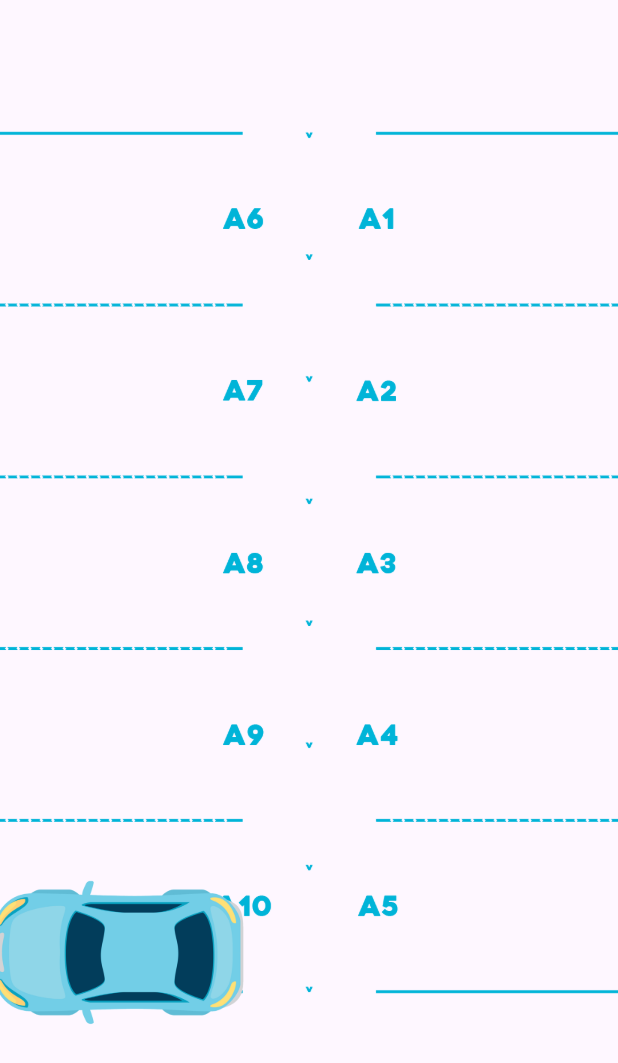
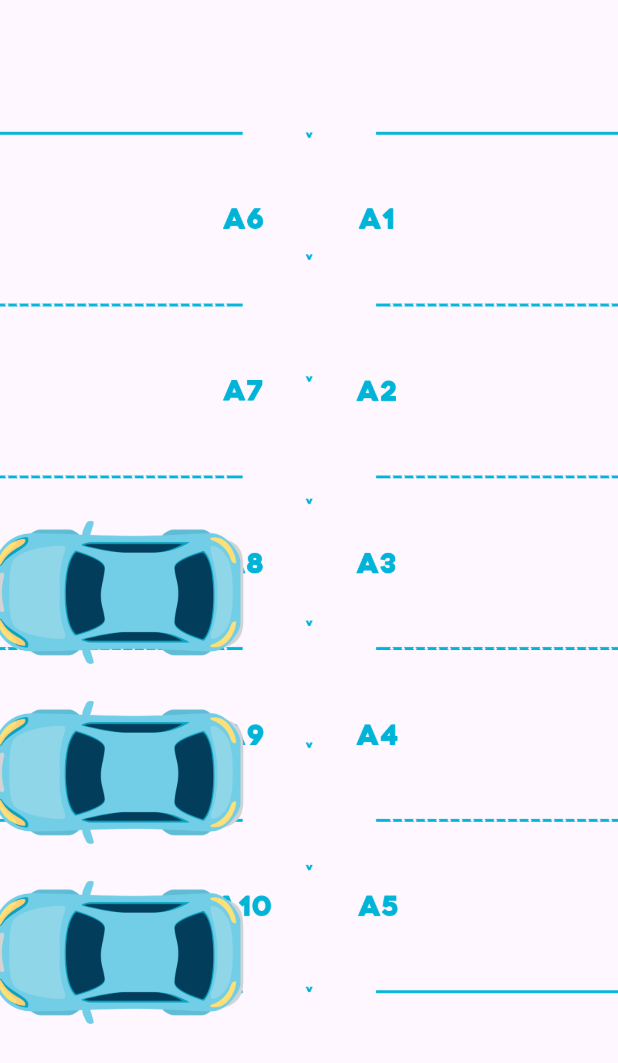
Before and after one commit to xramadhann/parkiram, a Flutter app: the screen it shows after launch, on a phone screen of 412 x 824 dp. Shown: the top 1063 px of the screen. Run offline on Flutter 3.47's test engine with Material 3 defaults, Android fonts, the phone set to English and light mode, and no system bars.

```diff
--- a/parkiram/lib/View/HomePageView.dart
+++ b/parkiram/lib/View/HomePageView.dart
@@ -22,6 +22,24 @@ class HomePage extends StatelessWidget {
               height: 250,
             ),
           ),
+          Positioned(
+            top: 390,
+            right: 210,
+            child: Image(
+              image: AssetImage('assets/images/caraset.png'),
+              fit: BoxFit.fill,
+              height: 250,
+            ),
+          ),
+          Positioned(
+            top: 270,
+            right: 210,
+            child: Image(
+              image: AssetImage('assets/images/caraset.png'),
+              fit: BoxFit.fill,
+              height: 250,
+            ),
+          ),
         ],
       ),
     );
```
